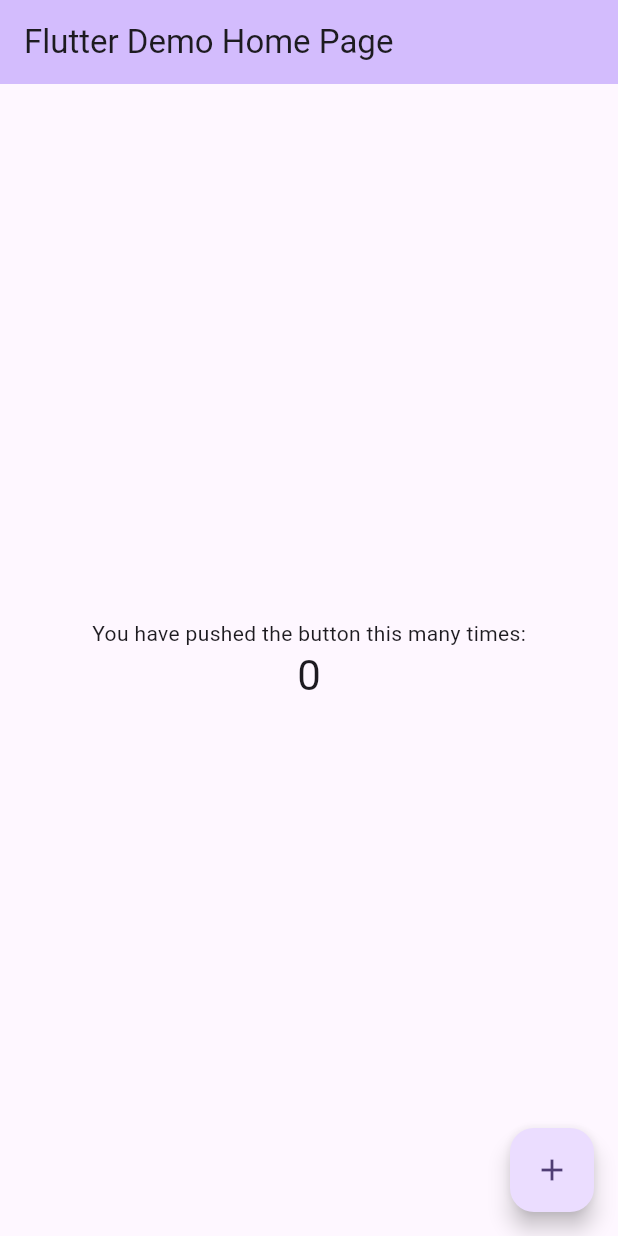
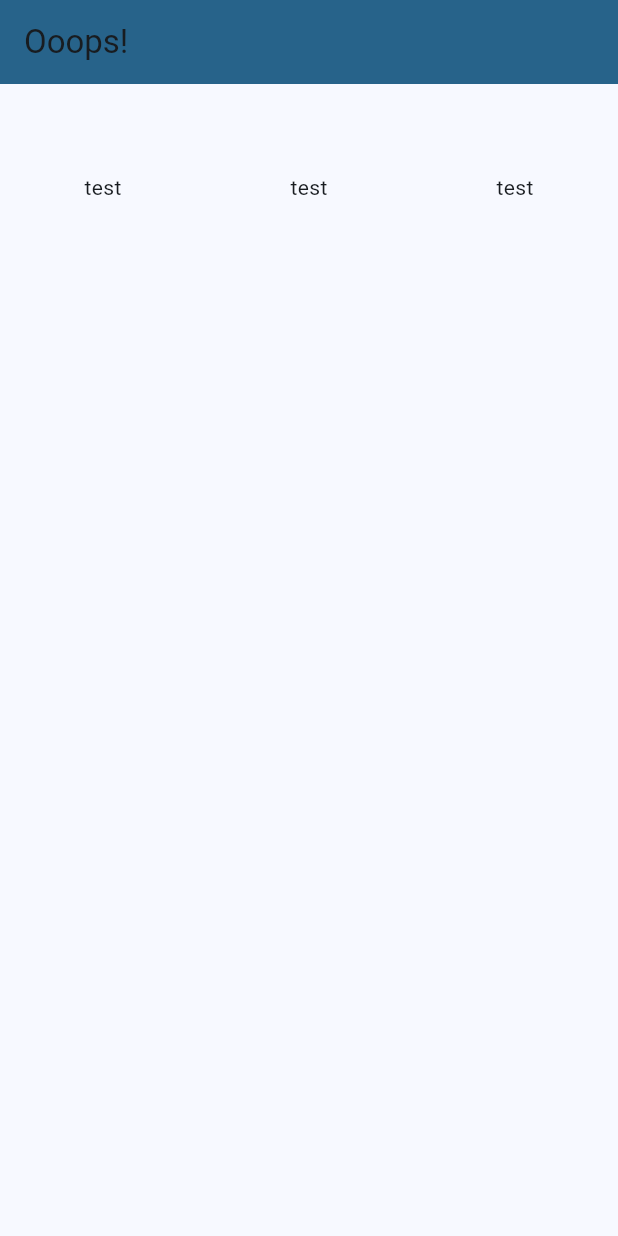
Before and after one commit to so1gging/oops, a Flutter app: the screen it shows after launch, on a phone screen of 412 x 824 dp. Run offline on Flutter 3.47's test engine with Material 3 defaults, Android fonts, the phone set to English and light mode, and no system bars.

Commit message:
🧹 clean

```diff
--- a/lib/main.dart
+++ b/lib/main.dart
@@ -7,16 +7,15 @@
 class MyApp extends StatelessWidget {
   const MyApp({super.key});
 
-  // This widget is the root of your application.
   @override
   Widget build(BuildContext context) {
     return MaterialApp(
       title: 'Ooops!',
       theme: ThemeData(
-        colorScheme: ColorScheme.fromSeed(seedColor: Colors.deepPurple),
+        colorScheme: ColorScheme.fromSeed(seedColor: Colors.lightBlue),
         useMaterial3: true,
       ),
-      home: const MyHomePage(title: 'Flutter Demo Home Page'),
+      home: const MyHomePage(title: 'Ooops!'),
     );
   }
 }
@@ -30,42 +29,15 @@
 }
 
 class _MyHomePageState extends State<MyHomePage> {
-  int _counter = 0;
-
-  void _incrementCounter() {
-    setState(() {
-      _counter++;
-    });
-  }
 
   @override
   Widget build(BuildContext context) {
     return Scaffold(
       appBar: AppBar(
-        backgroundColor: Theme.of(context).colorScheme.inversePrimary,
+        backgroundColor: Theme.of(context).colorScheme.primary,
         title: Text(widget.title),
       ),
-      body: Center(
-        // Center is a layout widget. It takes a single child and positions it
-        // in the middle of the parent.
-        child: Column(
-          mainAxisAlignment: MainAxisAlignment.center,
-          children: <Widget>[
-            const Text(
-              'You have pushed the button this many times:',
-            ),
-            Text(
-              '$_counter',
-              style: Theme.of(context).textTheme.headlineMedium,
-            ),
-          ],
-        ),
-      ),
-      floatingActionButton: FloatingActionButton(
-        onPressed: _incrementCounter,
-        tooltip: 'Increment',
-        child: const Icon(Icons.add),
-      ), // This trailing comma makes auto-formatting nicer for build methods.
+      body: GridView.count(crossAxisCount: 3, children: List.generate(3, (index) => Center(child: Text('test'),)),),
     );
   }
 }
```
